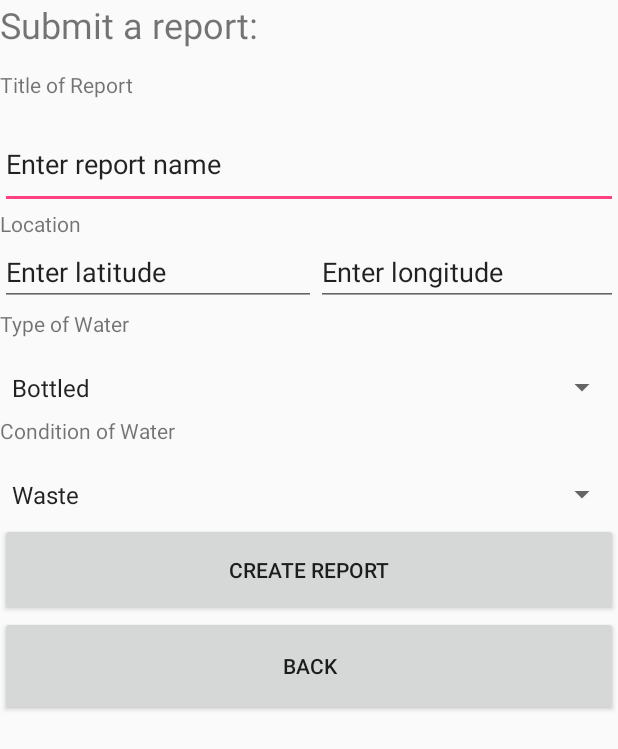
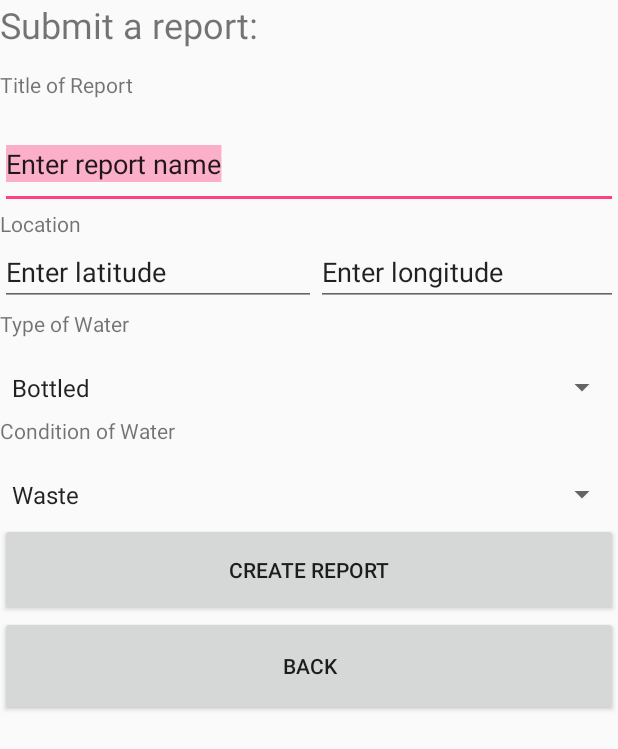
Before and after one commit to jcelliott17/ProjectManagement, an Android app: the ReportActivity screen opened directly, with no data from a screen before it, on a phone screen of 412 x 824 dp. Shown: the top 749 px of the screen. Run offline under Robolectric (Android 15) with nearby library versions, the phone set to English and light mode, and no system bars; 6 statements that could not run were skipped.

Commit message:
Auto-highlight text

```diff
--- a/Oasis/app/src/main/res/layout/report_page.xml
+++ b/Oasis/app/src/main/res/layout/report_page.xml
@@ -26,7 +26,8 @@
         android:text="Enter report name"
         android:ems="10"
         android:id="@+id/report_title_textedit"
-        android:layout_weight="0.03" />
+        android:layout_weight="0.03"
+        android:selectAllOnFocus="true" />
 
     <TextView
         android:text="Location"
@@ -46,7 +47,8 @@
             android:ems="10"
             android:id="@+id/latitude_text"
             android:layout_weight="1"
-            android:inputType="numberSigned|numberDecimal" />
+            android:inputType="numberSigned|numberDecimal"
+            android:selectAllOnFocus="true" />
 
         <EditText
             android:layout_width="187dp"
@@ -55,7 +57,8 @@
             android:ems="10"
             android:id="@+id/longitude_text"
             android:layout_weight="1"
-            android:inputType="numberSigned|numberDecimal" />
+            android:inputType="numberSigned|numberDecimal"
+            android:selectAllOnFocus="true" />
     </LinearLayout>
 
     <TextView
```
